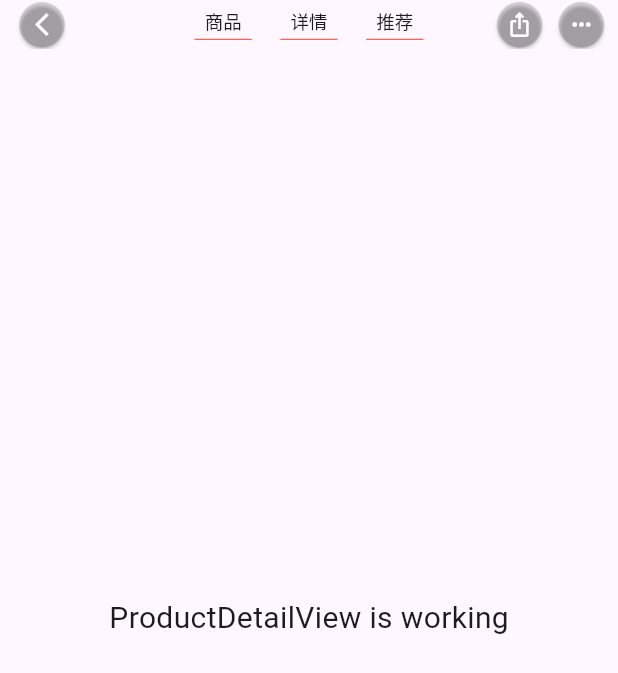
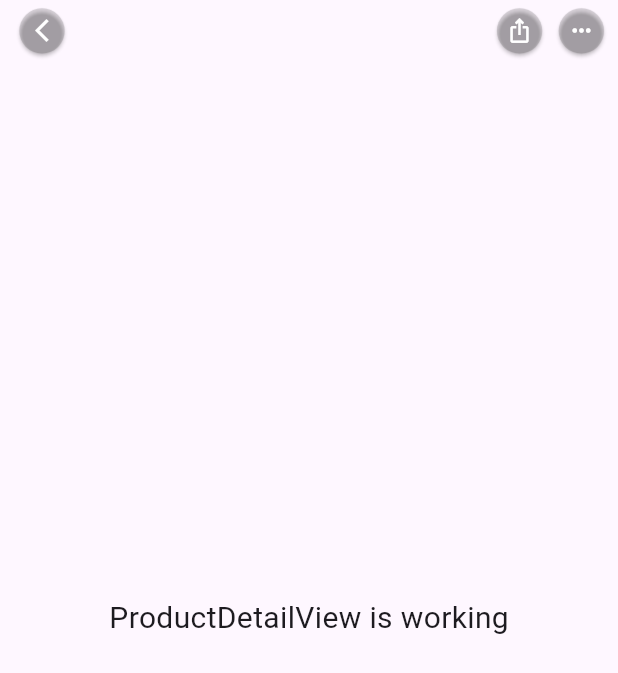
Before and after one commit to story-has-you/xmshop, a Flutter app: the screen it shows after launch, on a phone screen of 412 x 824 dp. Shown: the top 673 px of the screen. Run offline on Flutter 3.47's test engine with Material 2 defaults, Android fonts, the light colour scheme and no system bars; our stand-ins replace dio, flutter_screenutil, flutter_swiper_view, fluttertoast, get, shared_preferences.

Commit message:
tabs显隐

```diff
--- a/lib/app/modules/product_detail/controllers/product_detail_controller.dart
+++ b/lib/app/modules/product_detail/controllers/product_detail_controller.dart
@@ -3,15 +3,38 @@ import 'package:get/get.dart';
 
 class ProductDetailController extends GetxController {
   final ScrollController scrollController = ScrollController();
+  final RxDouble opcity = 0.0.obs;
+  final List<dynamic> tabs = [
+    {"id": 1, "title": "商品"},
+    {"id": 2, "title": "详情"},
+    {"id": 3, "title": "推荐"},
+  ];
 
-  final RxDouble opcity = 0.0.obs;
+  final RxInt currentTabIndex = 1.obs;
+  final RxBool showTab = false.obs;
+
+  @override
+  void onInit() {
+    super.onInit();
+    _initScroll();
+    update();
+  }
+
+  void setCurrentTabIndex(int index) {
+    currentTabIndex.value = index;
+    update();
+  }
 
   _initScroll() {
     scrollController.addListener(() {
       double pixels = scrollController.position.pixels;
       if (pixels <= 100) {
         opcity.value = pixels / 100;
-        update();
+        if (showTab.value) {
+          showTab.value = false;
+        }
+      } else if (!showTab.value) {
+        showTab.value = true;
       }
     });
   }
--- a/lib/app/modules/product_detail/views/product_detail_view.dart
+++ b/lib/app/modules/product_detail/views/product_detail_view.dart
@@ -12,7 +12,7 @@ class ProductDetailView extends GetView<ProductDetailController> {
       // 让内容区域扩展到appBar, 实现透明导航
       extendBodyBehindAppBar: true,
       appBar: PreferredSize(
-        preferredSize: Size.fromHeight(ScreenAdapter.height(96)),
+        preferredSize: Size.fromHeight(ScreenAdapter.height(120)),
         child: Obx(() => _appBar()),
       ),
       body: Center(
@@ -49,58 +49,31 @@ class ProductDetailView extends GetView<ProductDetailController> {
       title: SizedBox(
           width: ScreenAdapter.width(400),
           height: ScreenAdapter.height(96),
-        child: Row(
+          child: controller.showTab.value
+              ? Row(
                   crossAxisAlignment: CrossAxisAlignment.center,
                   mainAxisAlignment: MainAxisAlignment.spaceBetween,
-          children: [
-            Padding(
-              padding: const EdgeInsets.all(0),
+                  children: controller.tabs.map((e) {
+                    var id = e['id'];
+                    var title = e['title'];
+                    return InkWell(
+                      onTap: () => controller.setCurrentTabIndex(id),
                       child: Column(
                         mainAxisAlignment: MainAxisAlignment.center,
                         children: [
-                  Text("商品", style: TextStyle(fontSize: ScreenAdapter.fontSize(36))),
+                          Text(title, style: TextStyle(fontSize: ScreenAdapter.fontSize(36))),
                           Container(
                             margin: EdgeInsets.only(top: ScreenAdapter.height(10)),
                             width: ScreenAdapter.width(100),
                             height: ScreenAdapter.height(2),
-                    color: Colors.red,
+                            color: id == controller.currentTabIndex.value ? Colors.red : Colors.transparent,
                           ),
                         ],
                       ),
-            ),
-            Padding(
-              padding: const EdgeInsets.all(0),
-              child: Column(
-                mainAxisAlignment: MainAxisAlignment.center,
-                children: [
-                  Text("详情", style: TextStyle(fontSize: ScreenAdapter.fontSize(36))),
-                  Container(
-                    margin: EdgeInsets.only(top: ScreenAdapter.height(10)),
-                    width: ScreenAdapter.width(100),
-                    height: ScreenAdapter.height(2),
-                    color: Colors.red,
-                  ),
-                ],
-              ),
-            ),
-            Padding(
-              padding: const EdgeInsets.all(0),
-              child: Column(
-                mainAxisAlignment: MainAxisAlignment.center,
-                children: [
-                  Text("推荐", style: TextStyle(fontSize: ScreenAdapter.fontSize(36))),
-                  Container(
-                    margin: EdgeInsets.only(top: ScreenAdapter.height(10)),
-                    width: ScreenAdapter.width(100),
-                    height: ScreenAdapter.height(2),
-                    color: Colors.red,
-                  ),
-                ],
-              ),
-            ),
-          ],
-        ),
-      ),
+                    );
+                  }).toList(),
+                )
+              : const Text("")),
       centerTitle: true,
       backgroundColor: Colors.white.withOpacity(controller.opcity.value),
       elevation: 0,
```
Lines whose indentation alone changed are shown as unchanged.
